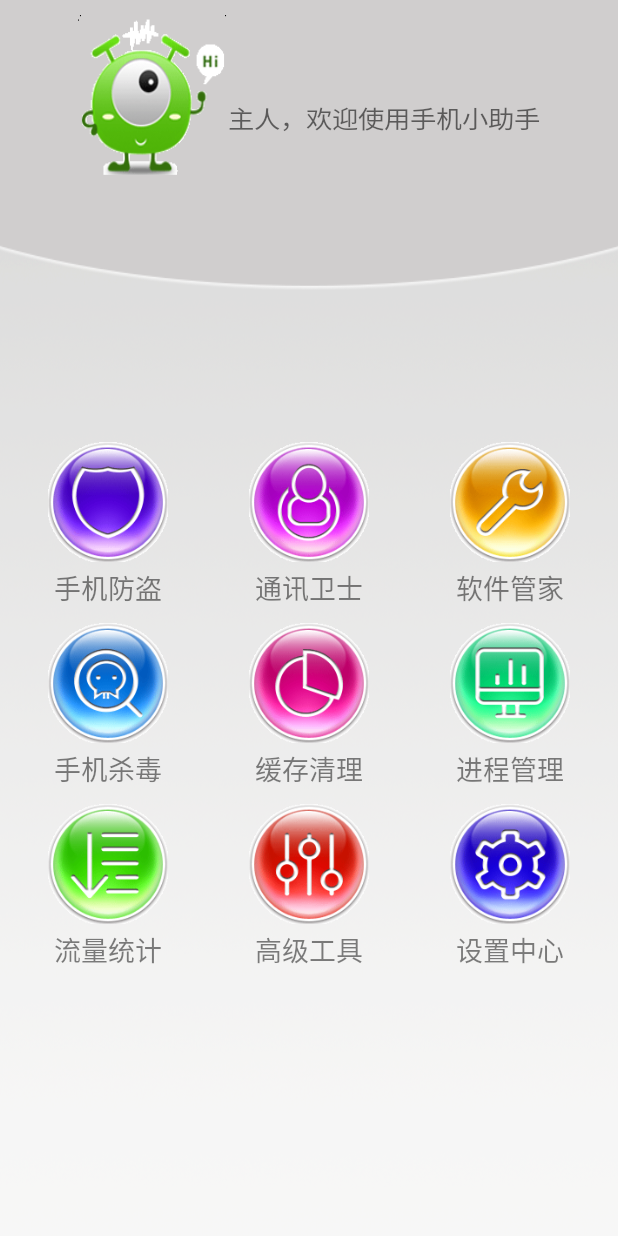
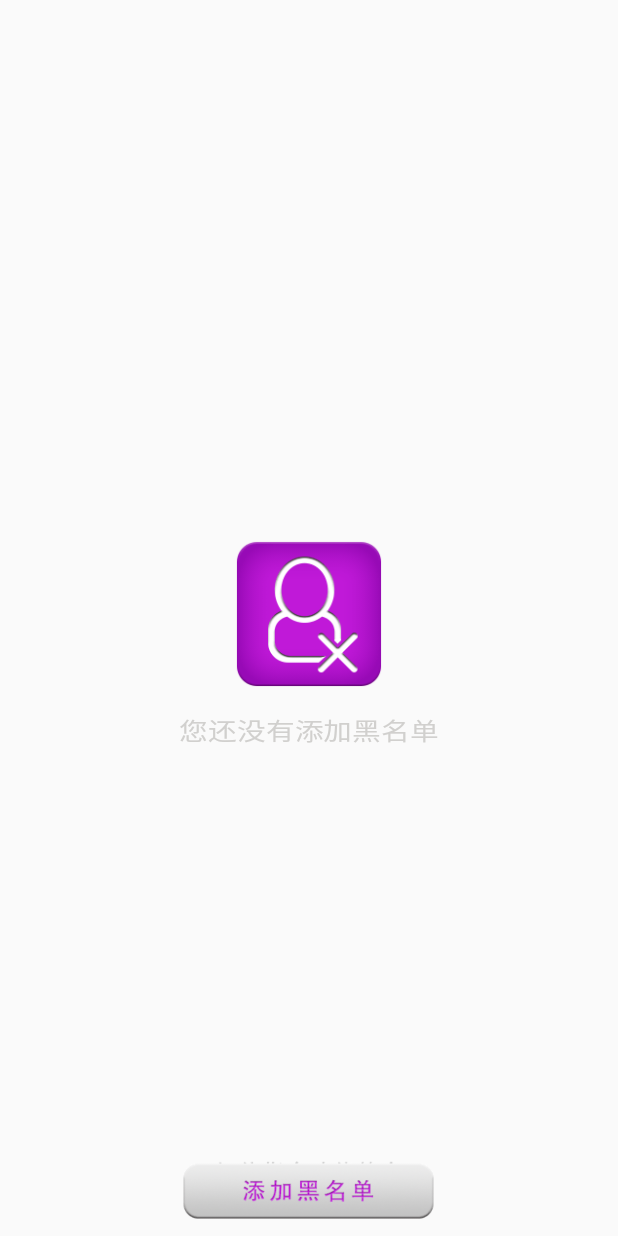
Before and after one commit to tocongshanghai/-, an Android app: the screen it shows after launch (HomeActivity before the commit, SecurityPhoneActivity after it), after a tap on "通讯卫士", on a phone screen of 412 x 824 dp. Run offline under Robolectric (Android 15) with nearby library versions, the phone set to English and light mode, and no system bars.

Commit message:
创建chapter03

```diff
--- a/mobilesafe/mymobilesafe/src/main/java/com/tocong/mymobilesafe/HomeActivity.java
+++ b/mobilesafe/mymobilesafe/src/main/java/com/tocong/mymobilesafe/HomeActivity.java
@@ -19,6 +19,7 @@ import com.tocong.mymobilesafe.chapter02.dialog.InterPasswordDialog;
 import com.tocong.mymobilesafe.chapter02.dialog.SetUpPasswordDialog;
 import com.tocong.mymobilesafe.chapter02.receiver.MyDeviceAdminReceiver;
 import com.tocong.mymobilesafe.chapter02.utils.MD5Utils;
+import com.tocong.mymobilesafe.chapter03.SecurityPhoneActivity;
 import com.tocong.mymobilesafe.chatper01.adapyer.HomeAdapter;
 
 public class HomeActivity extends Activity {
@@ -49,6 +50,8 @@ private ComponentName componentName;//申请权限
                         }
                         break;
                     case 1:
+                        //开启通讯卫士
+                        startActivity(SecurityPhoneActivity.class);
                         break;
                     case 2:
                         break;
--- /dev/null
+++ b/mobilesafe/mymobilesafe/src/main/java/com/tocong/mymobilesafe/chapter03/SecurityPhoneActivity.java
@@ -0,0 +1,26 @@
+package com.tocong.mymobilesafe.chapter03;
+
+import android.app.Activity;
+import android.support.v7.app.AppCompatActivity;
+import android.os.Bundle;
+import android.view.View;
+import android.widget.FrameLayout;
+
+import com.tocong.mymobilesafe.R;
+
+public class SecurityPhoneActivity extends Activity implements View.OnClickListener{
+
+    private FrameLayout mHaveBlackNumber;  //有黑名单时，显示的帧布局
+    private FrameLayout mNoBlackNumber;     //没有黑名单时，显示的帧布局
+
+    @Override
+    protected void onCreate(Bundle savedInstanceState) {
+        super.onCreate(savedInstanceState);
+        setContentView(R.layout.activity_security_phone);
+    }
+
+    @Override
+    public void onClick(View v) {
+
+    }
+}
--- /dev/null
+++ b/mobilesafe/mymobilesafe/src/main/res/drawable/add_blacknumber_btn_selector.xml
@@ -0,0 +1,5 @@
+<?xml version="1.0" encoding="utf-8"?>
+<selector xmlns:android="http://schemas.android.com/apk/res/android">
+<item android:state_pressed="true" android:drawable="@drawable/add_blackname_btn_p"></item>
+<item android:state_pressed="false" android:drawable="@drawable/add_blackname_btn_n"></item>
+</selector>
--- /dev/null
+++ b/mobilesafe/mymobilesafe/src/main/res/layout/activity_security_phone.xml
@@ -0,0 +1,77 @@
+<?xml version="1.0" encoding="utf-8"?>
+<LinearLayout xmlns:android="http://schemas.android.com/apk/res/android"
+    xmlns:tools="http://schemas.android.com/tools"
+    android:layout_width="match_parent"
+    android:layout_height="match_parent"
+    android:orientation="vertical"
+    tools:context="com.tocong.mymobilesafe.chapter03.SecurityPhoneActivity">
+
+    <include layout="@layout/titlebar" />
+
+    <RelativeLayout
+        android:layout_width="match_parent"
+        android:layout_height="match_parent"
+        android:layout_weight="10">
+
+        <FrameLayout
+            android:id="@+id/fl_noblacknumber"
+            android:layout_width="match_parent"
+            android:layout_height="match_parent">
+
+            <RelativeLayout
+                android:layout_width="match_parent"
+                android:layout_height="match_parent">
+
+                <ImageView
+                    android:id="@+id/noblacknumbericon"
+                    android:layout_width="100dp"
+                    android:layout_height="100dp"
+                    android:layout_centerInParent="true"
+                    android:background="@mipmap/no_blacknumbericon" />
+
+                <TextView
+                    style="@style/textview16sp"
+                    android:layout_below="@id/noblacknumbericon"
+                    android:layout_centerHorizontal="true"
+                    android:layout_marginTop="15sp"
+                    android:scaleX="1.2"
+                    android:text="您还没有添加黑名单"
+                    android:textColor="@color/light_gary" />
+            </RelativeLayout>
+
+
+        </FrameLayout>
+
+        <FrameLayout
+            android:id="@+id/fl_haveblacknumber"
+            android:layout_width="match_parent"
+
+            android:layout_height="match_parent"
+            android:visibility="gone">
+
+            <ListView
+                android:id="@+id/lv_blacknumber"
+                android:layout_width="match_parent"
+                android:layout_height="wrap_content"
+                android:divider="#ffffff"
+                android:dividerHeight="1dp"></ListView>
+
+
+        </FrameLayout>
+
+    </RelativeLayout>
+
+    <LinearLayout
+        android:layout_width="match_parent"
+        android:layout_height="wrap_content"
+        android:gravity="center">
+
+        <Button
+            android:layout_width="170dp"
+            android:layout_height="40dp"
+            android:layout_gravity="center"
+            android:layout_margin="10dp"
+            android:background="@drawable/add_blacknumber_btn_selector" />
+
+    </LinearLayout>
+</LinearLayout>
```
Also changed, not shown: mobilesafe/mymobilesafe/src/main/AndroidManifest.xml (+19 -24 lines), mobilesafe/mymobilesafe/src/main/java/com/tocong/mymobilesafe/chapter03/db/BlackNumberOpenHelper.java (added, +25 -0 lines), mobilesafe/mymobilesafe/src/main/java/com/tocong/mymobilesafe/chapter03/db/dao/BlackNumberDao.java (added, +47 -0 lines), mobilesafe/mymobilesafe/src/main/java/com/tocong/mymobilesafe/chapter03/entity/BlackContactInfo.java (added, +46 -0 lines), mobilesafe/mymobilesafe/src/main/java/com/tocong/mymobilesafe/chapter03/entity/ContactInfo.java (added, +35 -0 lines), mobilesafe/mymobilesafe/src/main/res/drawable/add_blackname_btn_n.png (added), mobilesafe/mymobilesafe/src/main/res/drawable/add_blackname_btn_p.png (added), mobilesafe/mymobilesafe/src/main/res/mipmap-hdpi/no_blacknumbericon.png (added).
